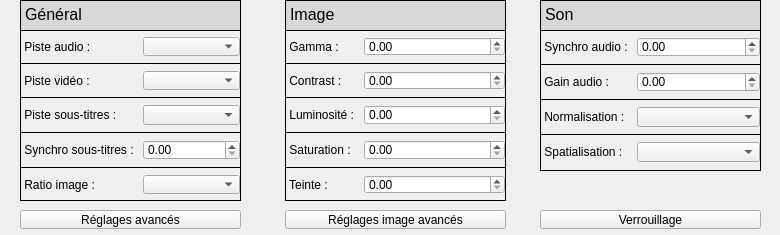
Qt form src/parameterswidget.ui (cinemaouvert/OPP) before a commit.
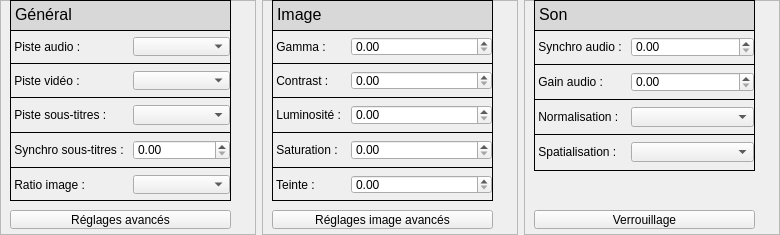
The same form after that commit.

Commit message: Modif widgets taille auto : Parameters

```diff
--- a/src/parameterswidget.ui
+++ b/src/parameterswidget.ui
@@ -13,10 +13,109 @@
   <property name="windowTitle">
    <string>Dialog</string>
   </property>
+  <layout class="QHBoxLayout" name="horizontalLayout">
+   <property name="margin">
+    <number>0</number>
+   </property>
+   <item>
+    <widget class="QFrame" name="frame">
+     <property name="frameShape">
+      <enum>QFrame::StyledPanel</enum>
+     </property>
+     <property name="frameShadow">
+      <enum>QFrame::Raised</enum>
+     </property>
+     <widget class="QTextEdit" name="textEdit">
+      <property name="geometry">
+       <rect>
+        <x>10</x>
+        <y>0</y>
+        <width>221</width>
+        <height>31</height>
+       </rect>
+      </property>
+      <property name="palette">
+       <palette>
+        <active>
+         <colorrole role="Base">
+          <brush brushstyle="SolidPattern">
+           <color alpha="255">
+            <red>216</red>
+            <green>216</green>
+            <blue>216</blue>
+           </color>
+          </brush>
+         </colorrole>
+         <colorrole role="Window">
+          <brush brushstyle="SolidPattern">
+           <color alpha="255">
+            <red>0</red>
+            <green>0</green>
+            <blue>0</blue>
+           </color>
+          </brush>
+         </colorrole>
+        </active>
+        <inactive>
+         <colorrole role="Base">
+          <brush brushstyle="SolidPattern">
+           <color alpha="255">
+            <red>216</red>
+            <green>216</green>
+            <blue>216</blue>
+           </color>
+          </brush>
+         </colorrole>
+         <colorrole role="Window">
+          <brush brushstyle="SolidPattern">
+           <color alpha="255">
+            <red>0</red>
+            <green>0</green>
+            <blue>0</blue>
+           </color>
+          </brush>
+         </colorrole>
+        </inactive>
+        <disabled>
+         <colorrole role="Base">
+          <brush brushstyle="SolidPattern">
+           <color alpha="255">
+            <red>0</red>
+            <green>0</green>
+            <blue>0</blue>
+           </color>
+          </brush>
+         </colorrole>
+         <colorrole role="Window">
+          <brush brushstyle="SolidPattern">
+           <color alpha="255">
+            <red>0</red>
+            <green>0</green>
+            <blue>0</blue>
+           </color>
+          </brush>
+         </colorrole>
+        </disabled>
+       </palette>
+      </property>
+      <property name="frameShape">
+       <enum>QFrame::Panel</enum>
+      </property>
+      <property name="frameShadow">
+       <enum>QFrame::Plain</enum>
+      </property>
+      <property name="html">
+       <string>&lt;!DOCTYPE HTML PUBLIC &quot;-//W3C//DTD HTML 4.0//EN&quot; &quot;http://www.w3.org/TR/REC-html40/strict.dtd&quot;&gt;
+&lt;html&gt;&lt;head&gt;&lt;meta name=&quot;qrichtext&quot; content=&quot;1&quot; /&gt;&lt;style type=&quot;text/css&quot;&gt;
+p, li { white-space: pre-wrap; }
+&lt;/style&gt;&lt;/head&gt;&lt;body style=&quot; font-family:'Ubuntu'; font-size:11pt; font-weight:400; font-style:normal;&quot;&gt;
+&lt;p style=&quot; margin-top:0px; margin-bottom:0px; margin-left:0px; margin-right:0px; -qt-block-indent:0; text-indent:0px;&quot;&gt;&lt;span style=&quot; font-family:'MS Shell Dlg 2'; font-size:12pt;&quot;&gt;Général&lt;/span&gt;&lt;/p&gt;&lt;/body&gt;&lt;/html&gt;</string>
+      </property>
+     </widget>
   <widget class="QFrame" name="formFrame">
    <property name="geometry">
     <rect>
-     <x>20</x>
+        <x>10</x>
      <y>30</y>
      <width>221</width>
      <height>171</height>
@@ -133,10 +232,52 @@
     </item>
    </layout>
   </widget>
-  <widget class="QTextEdit" name="textEdit">
+     <widget class="QToolButton" name="toolButton">
    <property name="geometry">
     <rect>
-     <x>20</x>
+        <x>10</x>
+        <y>210</y>
+        <width>221</width>
+        <height>19</height>
+       </rect>
+      </property>
+      <property name="text">
+       <string>Réglages avancés</string>
+      </property>
+     </widget>
+     <zorder>textEdit</zorder>
+     <zorder>formFrame</zorder>
+     <zorder>toolButton</zorder>
+     <zorder>textEdit</zorder>
+     <zorder>formFrame</zorder>
+     <zorder>toolButton</zorder>
+    </widget>
+   </item>
+   <item>
+    <widget class="QFrame" name="frame_2">
+     <property name="frameShape">
+      <enum>QFrame::StyledPanel</enum>
+     </property>
+     <property name="frameShadow">
+      <enum>QFrame::Raised</enum>
+     </property>
+     <widget class="QToolButton" name="toolButton_2">
+      <property name="geometry">
+       <rect>
+        <x>10</x>
+        <y>210</y>
+        <width>221</width>
+        <height>19</height>
+       </rect>
+      </property>
+      <property name="text">
+       <string>Réglages image avancés</string>
+      </property>
+     </widget>
+     <widget class="QTextEdit" name="textEdit_2">
+      <property name="geometry">
+       <rect>
+        <x>10</x>
      <y>0</y>
      <width>221</width>
      <height>31</height>
@@ -217,13 +358,13 @@
 &lt;html&gt;&lt;head&gt;&lt;meta name=&quot;qrichtext&quot; content=&quot;1&quot; /&gt;&lt;style type=&quot;text/css&quot;&gt;
 p, li { white-space: pre-wrap; }
 &lt;/style&gt;&lt;/head&gt;&lt;body style=&quot; font-family:'Ubuntu'; font-size:11pt; font-weight:400; font-style:normal;&quot;&gt;
-&lt;p style=&quot; margin-top:0px; margin-bottom:0px; margin-left:0px; margin-right:0px; -qt-block-indent:0; text-indent:0px;&quot;&gt;&lt;span style=&quot; font-family:'MS Shell Dlg 2'; font-size:12pt;&quot;&gt;Général&lt;/span&gt;&lt;/p&gt;&lt;/body&gt;&lt;/html&gt;</string>
+&lt;p style=&quot; margin-top:0px; margin-bottom:0px; margin-left:0px; margin-right:0px; -qt-block-indent:0; text-indent:0px;&quot;&gt;&lt;span style=&quot; font-family:'MS Shell Dlg 2'; font-size:12pt;&quot;&gt;Image&lt;/span&gt;&lt;/p&gt;&lt;/body&gt;&lt;/html&gt;</string>
    </property>
   </widget>
   <widget class="QFrame" name="formFrame_2">
    <property name="geometry">
     <rect>
-     <x>285</x>
+        <x>10</x>
      <y>30</y>
      <width>221</width>
      <height>171</height>
@@ -343,10 +484,33 @@
     </item>
    </layout>
   </widget>
-  <widget class="QTextEdit" name="textEdit_2">
+    </widget>
+   </item>
+   <item>
+    <widget class="QFrame" name="frame_3">
+     <property name="frameShape">
+      <enum>QFrame::StyledPanel</enum>
+     </property>
+     <property name="frameShadow">
+      <enum>QFrame::Raised</enum>
+     </property>
+     <widget class="QPushButton" name="pushButton">
    <property name="geometry">
     <rect>
-     <x>285</x>
+        <x>10</x>
+        <y>210</y>
+        <width>221</width>
+        <height>19</height>
+       </rect>
+      </property>
+      <property name="text">
+       <string>Verrouillage</string>
+      </property>
+     </widget>
+     <widget class="QTextEdit" name="textEdit_3">
+      <property name="geometry">
+       <rect>
+        <x>10</x>
      <y>0</y>
      <width>221</width>
      <height>31</height>
@@ -427,13 +591,13 @@
 &lt;html&gt;&lt;head&gt;&lt;meta name=&quot;qrichtext&quot; content=&quot;1&quot; /&gt;&lt;style type=&quot;text/css&quot;&gt;
 p, li { white-space: pre-wrap; }
 &lt;/style&gt;&lt;/head&gt;&lt;body style=&quot; font-family:'Ubuntu'; font-size:11pt; font-weight:400; font-style:normal;&quot;&gt;
-&lt;p style=&quot; margin-top:0px; margin-bottom:0px; margin-left:0px; margin-right:0px; -qt-block-indent:0; text-indent:0px;&quot;&gt;&lt;span style=&quot; font-family:'MS Shell Dlg 2'; font-size:12pt;&quot;&gt;Image&lt;/span&gt;&lt;/p&gt;&lt;/body&gt;&lt;/html&gt;</string>
+&lt;p style=&quot; margin-top:0px; margin-bottom:0px; margin-left:0px; margin-right:0px; -qt-block-indent:0; text-indent:0px;&quot;&gt;&lt;span style=&quot; font-family:'MS Shell Dlg 2'; font-size:12pt;&quot;&gt;Son&lt;/span&gt;&lt;/p&gt;&lt;/body&gt;&lt;/html&gt;</string>
    </property>
   </widget>
   <widget class="QFrame" name="formFrame_3">
    <property name="geometry">
     <rect>
-     <x>540</x>
+        <x>10</x>
      <y>30</y>
      <width>221</width>
      <height>141</height>
@@ -530,132 +694,9 @@
     </item>
    </layout>
   </widget>
-  <widget class="QTextEdit" name="textEdit_3">
-   <property name="geometry">
-    <rect>
-     <x>540</x>
-     <y>0</y>
-     <width>221</width>
-     <height>31</height>
-    </rect>
-   </property>
-   <property name="palette">
-    <palette>
-     <active>
-      <colorrole role="Base">
-       <brush brushstyle="SolidPattern">
-        <color alpha="255">
-         <red>216</red>
-         <green>216</green>
-         <blue>216</blue>
-        </color>
-       </brush>
-      </colorrole>
-      <colorrole role="Window">
-       <brush brushstyle="SolidPattern">
-        <color alpha="255">
-         <red>0</red>
-         <green>0</green>
-         <blue>0</blue>
-        </color>
-       </brush>
-      </colorrole>
-     </active>
-     <inactive>
-      <colorrole role="Base">
-       <brush brushstyle="SolidPattern">
-        <color alpha="255">
-         <red>216</red>
-         <green>216</green>
-         <blue>216</blue>
-        </color>
-       </brush>
-      </colorrole>
-      <colorrole role="Window">
-       <brush brushstyle="SolidPattern">
-        <color alpha="255">
-         <red>0</red>
-         <green>0</green>
-         <blue>0</blue>
-        </color>
-       </brush>
-      </colorrole>
-     </inactive>
-     <disabled>
-      <colorrole role="Base">
-       <brush brushstyle="SolidPattern">
-        <color alpha="255">
-         <red>0</red>
-         <green>0</green>
-         <blue>0</blue>
-        </color>
-       </brush>
-      </colorrole>
-      <colorrole role="Window">
-       <brush brushstyle="SolidPattern">
-        <color alpha="255">
-         <red>0</red>
-         <green>0</green>
-         <blue>0</blue>
-        </color>
-       </brush>
-      </colorrole>
-     </disabled>
-    </palette>
-   </property>
-   <property name="frameShape">
-    <enum>QFrame::Panel</enum>
-   </property>
-   <property name="frameShadow">
-    <enum>QFrame::Plain</enum>
-   </property>
-   <property name="html">
-    <string>&lt;!DOCTYPE HTML PUBLIC &quot;-//W3C//DTD HTML 4.0//EN&quot; &quot;http://www.w3.org/TR/REC-html40/strict.dtd&quot;&gt;
-&lt;html&gt;&lt;head&gt;&lt;meta name=&quot;qrichtext&quot; content=&quot;1&quot; /&gt;&lt;style type=&quot;text/css&quot;&gt;
-p, li { white-space: pre-wrap; }
-&lt;/style&gt;&lt;/head&gt;&lt;body style=&quot; font-family:'Ubuntu'; font-size:11pt; font-weight:400; font-style:normal;&quot;&gt;
-&lt;p style=&quot; margin-top:0px; margin-bottom:0px; margin-left:0px; margin-right:0px; -qt-block-indent:0; text-indent:0px;&quot;&gt;&lt;span style=&quot; font-family:'MS Shell Dlg 2'; font-size:12pt;&quot;&gt;Son&lt;/span&gt;&lt;/p&gt;&lt;/body&gt;&lt;/html&gt;</string>
-   </property>
-  </widget>
-  <widget class="QToolButton" name="toolButton">
-   <property name="geometry">
-    <rect>
-     <x>20</x>
-     <y>210</y>
-     <width>221</width>
-     <height>19</height>
-    </rect>
-   </property>
-   <property name="text">
-    <string>Réglages avancés</string>
-   </property>
-  </widget>
-  <widget class="QToolButton" name="toolButton_2">
-   <property name="geometry">
-    <rect>
-     <x>285</x>
-     <y>210</y>
-     <width>221</width>
-     <height>19</height>
-    </rect>
-   </property>
-   <property name="text">
-    <string>Réglages image avancés</string>
-   </property>
-  </widget>
-  <widget class="QPushButton" name="pushButton">
-   <property name="geometry">
-    <rect>
-     <x>540</x>
-     <y>210</y>
-     <width>221</width>
-     <height>19</height>
-    </rect>
-   </property>
-   <property name="text">
-    <string>Verrouillage</string>
-   </property>
-  </widget>
+    </widget>
+   </item>
+  </layout>
  </widget>
  <resources/>
  <connections/>
```
Lines whose indentation alone changed are shown as unchanged.
